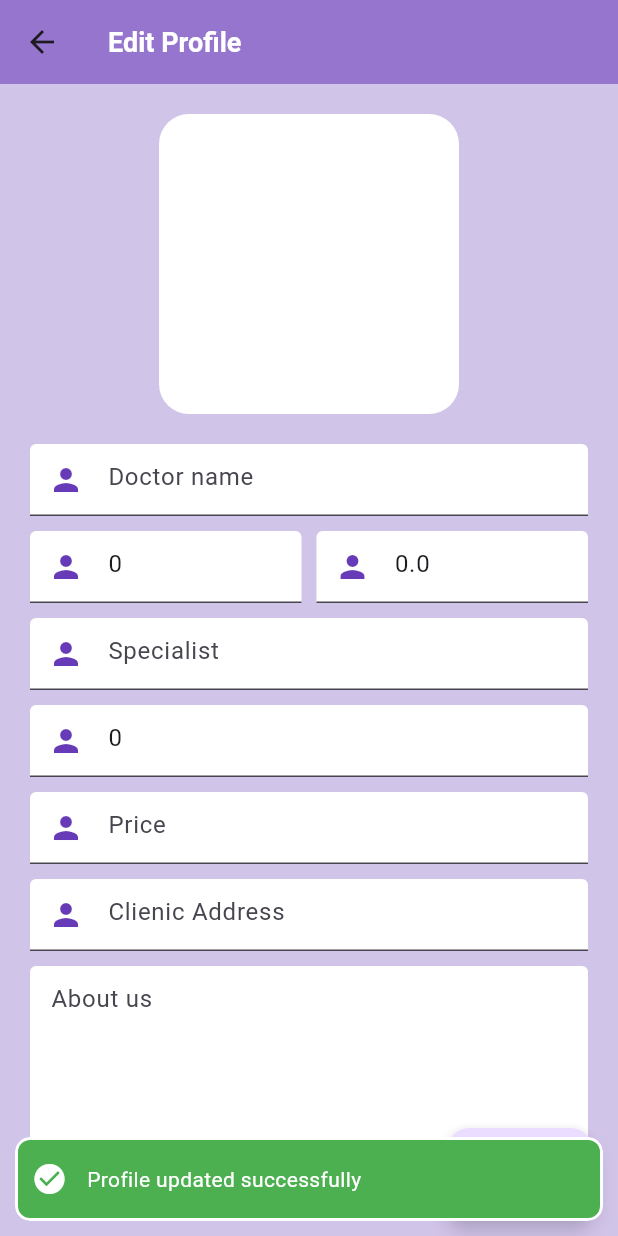
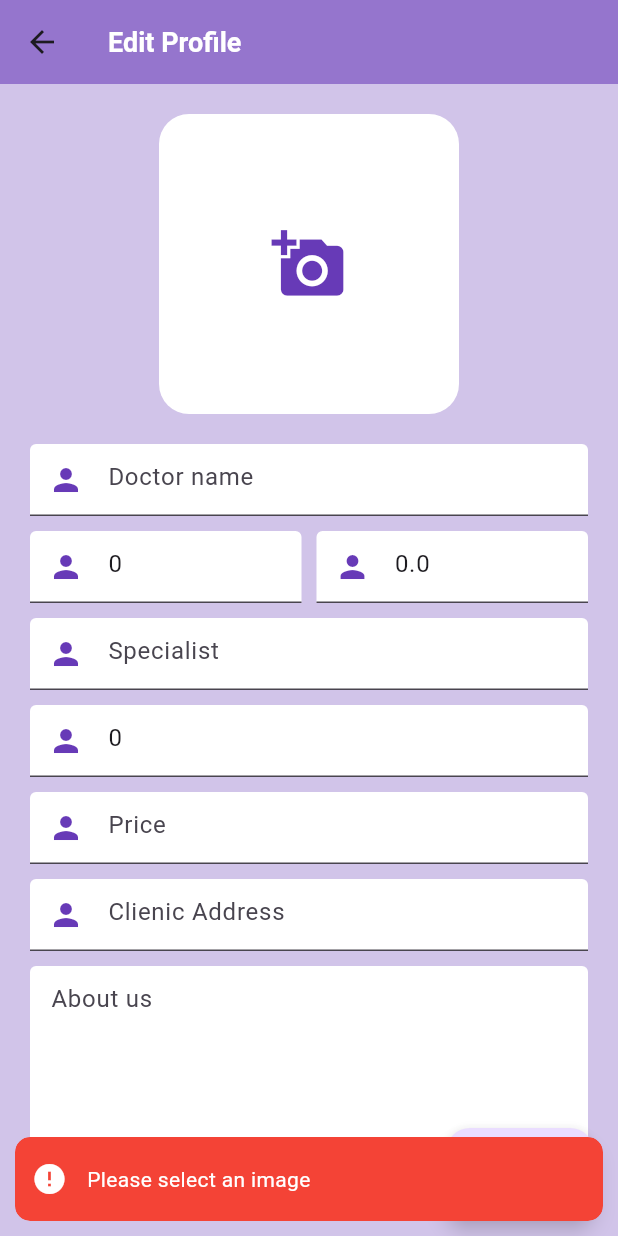
Before and after one commit to Nitishroy-7033/Doctor-Appointment, a Flutter app: the DoctorProfileEdit screen opened directly with empty values, after a tap on "Save", on a phone screen of 412 x 824 dp. Run offline on Flutter 3.47's test engine with Material 3 defaults, Android fonts, the phone set to English and light mode, and no system bars; our stand-ins replace cloud_firestore, firebase_auth, firebase_core, firebase_storage, get, image_picker and 1 more; accounts and stored records are empty.

Commit message:
Notification and doctor image added

```diff
--- a/lib/Controllers/NotificationController.dart
+++ b/lib/Controllers/NotificationController.dart
@@ -17,7 +17,7 @@ class NotificationController extends GetxController {
     try {
       var id = uuid.v4();
       notification.id = id;
-      await db.collection("notifications").doc(id).set(notification.toJson());
+      await db.collection("users").doc(auth.currentUser!.uid).collection("notifications").doc(id).set(notification.toJson());
       SharedPreferences prefs = await SharedPreferences.getInstance();
       String role = prefs.getString(ROLE) ?? "";
       if (role == "doctor") {
@@ -42,6 +42,6 @@ class NotificationController extends GetxController {
   }
 
   Stream<List<NotificationModel>> getNotifications(String id) {
-    return db.collection("notifications").snapshots().map((event) => event.docs.map((e) => NotificationModel.fromJson(e.data())).toList(),);
+    return db.collection("users").doc(auth.currentUser!.uid).collection("notifications").snapshots().map((event) => event.docs.map((e) => NotificationModel.fromJson(e.data())).toList(),);
   }
 }
--- a/lib/Pages/DocterProfile/DocterProfileEdit.dart
+++ b/lib/Pages/DocterProfile/DocterProfileEdit.dart
@@ -1,9 +1,13 @@
+import 'dart:io';
+
 import 'package:flutter/material.dart';
 import 'package:get/get.dart';
+import 'package:image_picker/image_picker.dart';
 
 import '../../Controllers/ProfileController.dart';
 import '../../Models/Doctor.dart';
 import '../../Models/LocalProfile.dart';
+import '../../Widgets/NotificationWidget.dart';
 
 class DoctorProfileEdit extends StatelessWidget {
   final LocalProfile doctor;
@@ -29,6 +33,7 @@ class DoctorProfileEdit extends StatelessWidget {
         TextEditingController(text: doctor.aboutUs);
     ProfileController doctorProfileController =
         Get.put(ProfileController());
+         Rx<XFile?> image = Rx<XFile?>(null);
     return Scaffold(
       floatingActionButton: Obx(
         () => doctorProfileController.isLoading.value
@@ -37,8 +42,14 @@ class DoctorProfileEdit extends StatelessWidget {
                 child: const CircularProgressIndicator(),
               )
             : FloatingActionButton.extended(
-                onPressed: () {
+                onPressed: () async{
+                    if (image.value == null) {
+                    errorMessage("Please select an image");
+                    return;
+                  }
+                  String? imageUrl = await doctorProfileController.uploadImageToFirebaseStorage(image.value!);
                   var newDoctor = DoctorModel(
+                    profileImage: imageUrl,
                     name: nameController.text,
                     experience: int.parse(experienceController.text),
                     rating: double.parse(ratingController.text),
@@ -54,7 +65,6 @@ class DoctorProfileEdit extends StatelessWidget {
                     contactNumber: doctor.contactNumber,
                     email: doctor.email,
                     timings: doctor.timings,
-                    profileImage: doctor.profileImage,
                     role: doctor.role,
 
                   );
@@ -81,13 +91,40 @@ class DoctorProfileEdit extends StatelessWidget {
                  Row(
                   mainAxisAlignment: MainAxisAlignment.center,
                   children: [
-                    Container(
+                    Obx(
+                      () => image.value == null
+                          ? InkWell(
+                              onTap: () async {
+                                image.value = await doctorProfileController.pickupImage();
+                              },
+                            child: Container(
                                 width: 200,
                                 height: 200,
                                 decoration: BoxDecoration(
                                   borderRadius: BorderRadius.circular(20),
                                   color: Colors.white,
                                 ),
+                                child: const Icon(
+                                  Icons.add_a_photo,
+                                  size: 50,
+                                  color: Colors.deepPurple,
+                                ),
+                              ),
+                          )
+                          :
+                          Container(
+                            padding: const EdgeInsets.all(10),
+                                width: 200,
+                                height: 200,
+                                decoration: BoxDecoration(
+                                  borderRadius: BorderRadius.circular(20),
+                                  color: Colors.white,
+                                ),
+                                child: Image.file(
+                              File(image.value!.path),
+                              fit: BoxFit.cover,
+                            ),
+                          )
                     ),
                   ],
                 ),
```
Lines whose indentation alone changed are shown as unchanged.
